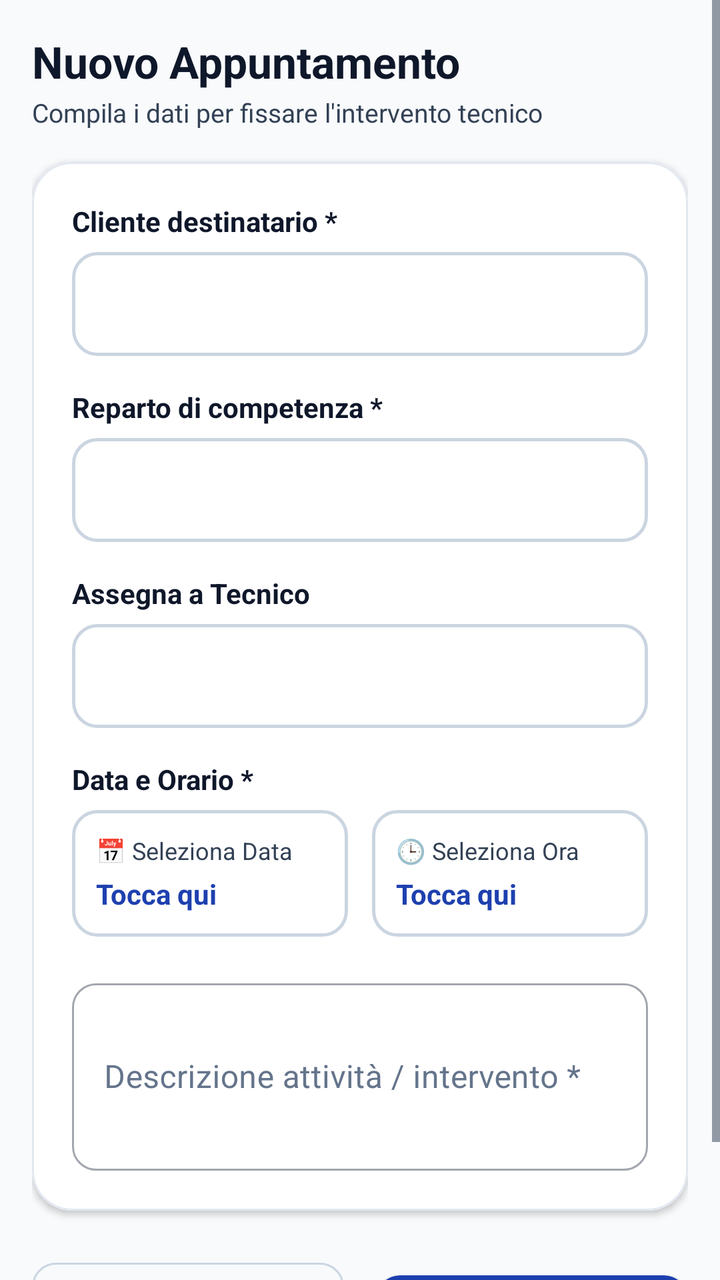
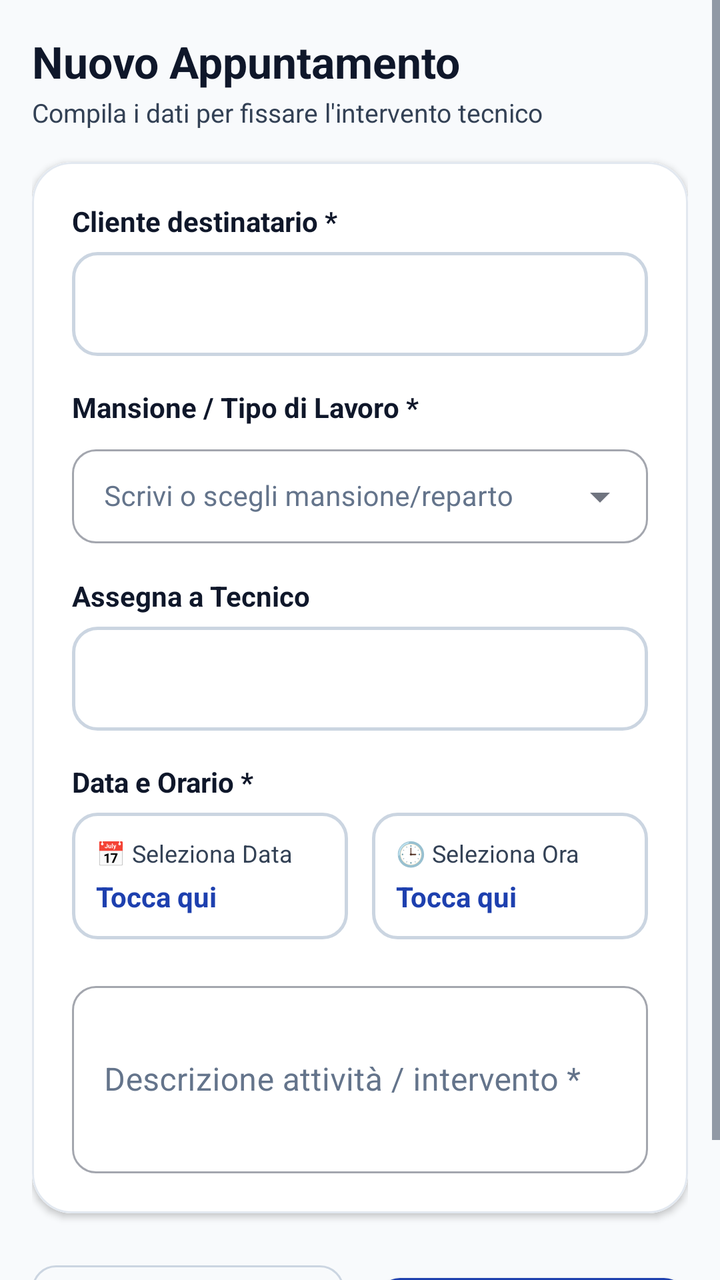

An Android layout rendered at two revisions. The XML below is the earlier revision; the diff shows what the commit changed to produce the second picture.
<!-- AndroidManifest.xml: application theme Theme.TechInterventionApp -->
<!-- res/layout/fragment_new_appointment.xml -->
<?xml version="1.0" encoding="utf-8"?>
<ScrollView
    xmlns:android="http://schemas.android.com/apk/res/android"
    xmlns:app="http://schemas.android.com/apk/res-auto"
    android:layout_width="match_parent"
    android:layout_height="match_parent"
    android:fillViewport="true"
    android:background="@color/background">

    <LinearLayout
        android:layout_width="match_parent"
        android:layout_height="wrap_content"
        android:orientation="vertical"
        android:padding="16dp">

        <TextView
            android:layout_width="match_parent"
            android:layout_height="wrap_content"
            android:text="Nuovo Appuntamento"
            android:textSize="22sp"
            android:textStyle="bold"
            android:textColor="@color/text_primary" />

        <TextView
            android:layout_width="match_parent"
            android:layout_height="wrap_content"
            android:text="Compila i dati per fissare l'intervento tecnico"
            android:textSize="13sp"
            android:textColor="@color/text_secondary"
            android:layout_marginTop="2dp"
            android:layout_marginBottom="16dp" />

        
        <com.google.android.material.card.MaterialCardView
            android:layout_width="match_parent"
            android:layout_height="wrap_content"
            app:cardCornerRadius="20dp"
            app:cardElevation="2dp"
            app:strokeColor="@color/border_subtle"
            app:strokeWidth="1dp">

            <LinearLayout
                android:layout_width="match_parent"
                android:layout_height="wrap_content"
                android:background="@color/surface"
                android:orientation="vertical"
                android:padding="20dp">

                
                <TextView
                    android:layout_width="match_parent"
                    android:layout_height="wrap_content"
                    android:text="Cliente destinatario *"
                    android:textStyle="bold"
                    android:textSize="14sp"
                    android:textColor="@color/text_primary"
                    android:layout_marginBottom="6dp" />

                <Spinner
                    android:id="@+id/spinner_client"
                    android:layout_width="match_parent"
                    android:layout_height="wrap_content"
                    android:minHeight="52dp"
                    android:background="@drawable/spinner_background"
                    android:spinnerMode="dropdown" />

                
                <TextView
                    android:layout_width="match_parent"
                    android:layout_height="wrap_content"
                    android:text="Reparto di competenza *"
                    android:textStyle="bold"
                    android:textSize="14sp"
                    android:textColor="@color/text_primary"
                    android:layout_marginTop="16dp"
                    android:layout_marginBottom="6dp" />

                <Spinner
                    android:id="@+id/spinner_department"
                    android:layout_width="match_parent"
                    android:layout_height="wrap_content"
                    android:minHeight="52dp"
                    android:background="@drawable/spinner_background"
                    android:spinnerMode="dropdown" />

                
                <TextView
                    android:layout_width="match_parent"
                    android:layout_height="wrap_content"
                    android:text="Assegna a Tecnico"
                    android:textStyle="bold"
                    android:textSize="14sp"
                    android:textColor="@color/text_primary"
                    android:layout_marginTop="16dp"
                    android:layout_marginBottom="6dp" />

                <Spinner
                    android:id="@+id/spinner_technician"
                    android:layout_width="match_parent"
                    android:layout_height="wrap_content"
                    android:minHeight="52dp"
                    android:background="@drawable/spinner_background"
                    android:spinnerMode="dropdown" />

                
                <TextView
                    android:layout_width="match_parent"
                    android:layout_height="wrap_content"
                    android:text="Data e Orario *"
                    android:textStyle="bold"
                    android:textSize="14sp"
                    android:textColor="@color/text_primary"
                    android:layout_marginTop="16dp"
                    android:layout_marginBottom="6dp" />

                <LinearLayout
                    android:layout_width="match_parent"
                    android:layout_height="wrap_content"
                    android:orientation="horizontal">

                    
                    <LinearLayout
                        android:id="@+id/btn_pick_date"
                        android:layout_width="0dp"
                        android:layout_height="wrap_content"
                        android:layout_weight="1"
                        android:orientation="vertical"
                        android:background="@drawable/spinner_background"
                        android:padding="12dp"
                        android:clickable="true"
                        android:focusable="true"
                        android:layout_marginEnd="6dp">

                        <TextView
                            android:layout_width="wrap_content"
                            android:layout_height="wrap_content"
                            android:text="📅 Seleziona Data"
                            android:textSize="12sp"
                            android:textColor="@color/text_secondary" />

                        <TextView
                            android:id="@+id/tv_selected_date"
                            android:layout_width="wrap_content"
                            android:layout_height="wrap_content"
                            android:text="Tocca qui"
                            android:textSize="14sp"
                            android:textStyle="bold"
                            android:textColor="@color/primary"
                            android:layout_marginTop="4dp" />
                    </LinearLayout>

                    
                    <LinearLayout
                        android:id="@+id/btn_pick_time"
                        android:layout_width="0dp"
                        android:layout_height="wrap_content"
                        android:layout_weight="1"
                        android:orientation="vertical"
                        android:background="@drawable/spinner_background"
                        android:padding="12dp"
                        android:clickable="true"
                        android:focusable="true"
                        android:layout_marginStart="6dp">

                        <TextView
                            android:layout_width="wrap_content"
                            android:layout_height="wrap_content"
                            android:text="🕒 Seleziona Ora"
                            android:textSize="12sp"
                            android:textColor="@color/text_secondary" />

                        <TextView
                            android:id="@+id/tv_selected_time"
                            android:layout_width="wrap_content"
                            android:layout_height="wrap_content"
                            android:text="Tocca qui"
                            android:textSize="14sp"
                            android:textStyle="bold"
                            android:textColor="@color/primary"
                            android:layout_marginTop="4dp" />
                    </LinearLayout>
                </LinearLayout>

                
                <com.google.android.material.textfield.TextInputLayout
                    android:id="@+id/til_description"
                    style="@style/Widget.MaterialComponents.TextInputLayout.OutlinedBox"
                    android:layout_width="match_parent"
                    android:layout_height="wrap_content"
                    android:hint="Descrizione attività / intervento *"
                    android:textColorHint="@color/text_muted"
                    app:boxCornerRadiusTopStart="12dp"
                    app:boxCornerRadiusTopEnd="12dp"
                    app:boxCornerRadiusBottomStart="12dp"
                    app:boxCornerRadiusBottomEnd="12dp"
                    android:layout_marginTop="18dp">

                    <com.google.android.material.textfield.TextInputEditText
                        android:id="@+id/et_description"
                        android:layout_width="match_parent"
                        android:layout_height="wrap_content"
                        android:textColor="@color/text_primary"
                        android:inputType="textMultiLine"
                        android:minLines="3" />
                </com.google.android.material.textfield.TextInputLayout>

            </LinearLayout>
        </com.google.android.material.card.MaterialCardView>

        
        <LinearLayout
            android:layout_width="match_parent"
            android:layout_height="wrap_content"
            android:orientation="horizontal"
            android:layout_marginTop="20dp"
            android:layout_marginBottom="24dp">

            <com.google.android.material.button.MaterialButton
                android:id="@+id/btn_cancel"
                style="@style/Widget.MaterialComponents.Button.OutlinedButton"
                android:layout_width="0dp"
                android:layout_height="52dp"
                android:layout_weight="1"
                android:text="Annulla"
                android:textColor="@color/text_secondary"
                app:strokeColor="@color/border_strong"
                app:cornerRadius="12dp"
                android:layout_marginEnd="8dp" />

            <com.google.android.material.button.MaterialButton
                android:id="@+id/btn_save"
                android:layout_width="0dp"
                android:layout_height="52dp"
                android:layout_weight="1"
                android:text="Salva Appuntamento"
                android:textColor="@color/white"
                android:textStyle="bold"
                app:backgroundTint="@color/primary"
                app:cornerRadius="12dp"
                android:layout_marginStart="8dp" />
        </LinearLayout>

    </LinearLayout>
</ScrollView>
<!-- resources referenced by this layout -->
<resources>
  <color name="background">#F8FAFC</color>
  <color name="border_strong">#CBD5E1</color>
  <color name="border_subtle">#E2E8F0</color>
  <color name="primary">#1E40AF</color>
  <color name="surface">#FFFFFF</color>
  <color name="text_muted">#64748B</color>
  <color name="text_primary">#0F172A</color>
  <color name="text_secondary">#334155</color>
  <color name="white">#FFFFFF</color>
  <!-- drawable spinner_background (drawable) -->
  <?xml version="1.0" encoding="utf-8"?>
  <shape xmlns:android="http://schemas.android.com/apk/res/android"
      android:shape="rectangle">
      <stroke
          android:width="1.5dp"
          android:color="@color/border_strong" />
      <corners android:radius="12dp" />
      <solid android:color="@color/surface" />
      <padding
          android:left="14dp"
          android:right="14dp"
          android:top="8dp"
          android:bottom="8dp" />
  </shape>
  <style name="Theme.TechInterventionApp" parent="Theme.MaterialComponents.Light.NoActionBar">
          
          <item name="colorPrimary">@color/primary</item>
          <item name="colorPrimaryVariant">@color/primary_variant</item>
          <item name="colorOnPrimary">@color/white</item>
          <item name="colorSecondary">@color/secondary</item>
          <item name="colorSecondaryVariant">@color/secondary_variant</item>
          <item name="colorOnSecondary">@color/white</item>
          <item name="colorError">@color/error</item>
  
          
          <item name="android:colorBackground">@color/background</item>
          <item name="colorSurface">@color/surface</item>
          <item name="colorOnSurface">@color/text_primary</item>
  
          
          <item name="android:textColor">@color/text_primary</item>
          <item name="android:textColorPrimary">@color/text_primary</item>
          <item name="android:textColorSecondary">@color/text_secondary</item>
          <item name="android:textColorHint">@color/text_muted</item>
  
          
          <item name="android:statusBarColor">@color/background</item>
          <item name="android:windowLightStatusBar">true</item>
          <item name="android:navigationBarColor">@color/surface</item>
          <item name="android:windowLightNavigationBar">true</item>
  
          
          <item name="textInputStyle">@style/Widget.App.TextInputLayout</item>
      </style>
  <color name="primary_variant">#172554</color>
  <color name="secondary">#D97706</color>
  <color name="secondary_variant">#B45309</color>
  <color name="error">#DC2626</color>
  <style name="Widget.App.TextInputLayout" parent="Widget.MaterialComponents.TextInputLayout.OutlinedBox">
          <item name="boxStrokeColor">@color/primary</item>
          <item name="boxStrokeWidth">1.5dp</item>
          <item name="boxCornerRadiusTopStart">12dp</item>
          <item name="boxCornerRadiusTopEnd">12dp</item>
          <item name="boxCornerRadiusBottomStart">12dp</item>
          <item name="boxCornerRadiusBottomEnd">12dp</item>
          <item name="hintTextColor">@color/primary</item>
          <item name="android:textColorHint">@color/text_muted</item>
      </style>
</resources>

<!-- the commit's change to res/layout/fragment_new_appointment.xml (unified diff, before → after) -->
@@ -68,20 +68,35 @@
                 <TextView
                     android:layout_width="match_parent"
                     android:layout_height="wrap_content"
-                    android:text="Reparto di competenza *"
+                    android:text="Mansione / Tipo di Lavoro *"
                     android:textStyle="bold"
                     android:textSize="14sp"
                     android:textColor="@color/text_primary"
                     android:layout_marginTop="16dp"
                     android:layout_marginBottom="6dp" />
 
-                <Spinner
-                    android:id="@+id/spinner_department"
-                    android:layout_width="match_parent"
-                    android:layout_height="wrap_content"
-                    android:minHeight="52dp"
-                    android:background="@drawable/spinner_background"
-                    android:spinnerMode="dropdown" />
+                <com.google.android.material.textfield.TextInputLayout
+                    android:id="@+id/til_department"
+                    style="@style/Widget.MaterialComponents.TextInputLayout.OutlinedBox.ExposedDropdownMenu"
+                    android:layout_width="match_parent"
+                    android:layout_height="wrap_content"
+                    android:hint="Scrivi o scegli mansione/reparto"
+                    android:textColorHint="@color/text_muted"
+                    app:boxCornerRadiusTopStart="12dp"
+                    app:boxCornerRadiusTopEnd="12dp"
+                    app:boxCornerRadiusBottomStart="12dp"
+                    app:boxCornerRadiusBottomEnd="12dp">
+
+                    <AutoCompleteTextView
+                        android:id="@+id/actv_department"
+                        android:layout_width="match_parent"
+                        android:layout_height="wrap_content"
+                        android:inputType="textCapWords"
+                        android:completionThreshold="1"
+                        android:textColor="@color/text_primary"
+                        android:textSize="14sp"
+                        android:paddingVertical="14dp" />
+                </com.google.android.material.textfield.TextInputLayout>
 
                 
                 <TextView
